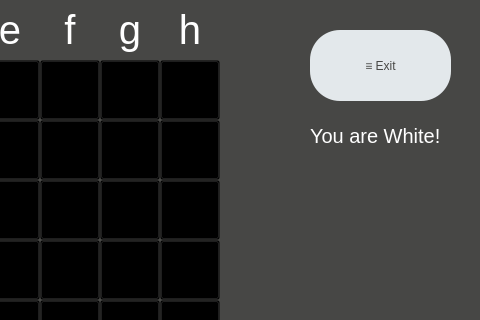
This is window-play-white.ui in artimkaf/school_project as Qt 5 draws it before an edit; both pictures show x 320 to 800 and y 0 to 320 of the 800 by 600 pixel window. The edited form follows.
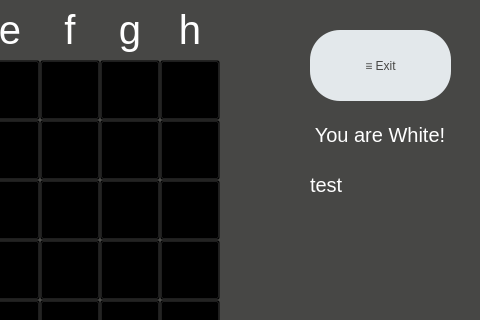
This is the edited form. Icons and pictures are not drawn.

Commit message: add chess moves and a lot of bugs =)

The edit to the form file:
```diff
--- a/window-play-white.ui
+++ b/window-play-white.ui
@@ -351,8 +351,8 @@
      <rect>
       <x>630</x>
       <y>120</y>
-      <width>141</width>
-      <height>31</height>
+      <width>140</width>
+      <height>30</height>
      </rect>
     </property>
     <property name="styleSheet">
@@ -361,7 +361,7 @@
 background-color: transparent</string>
     </property>
     <property name="text">
-     <string>You are White!</string>
+     <string>&lt;html&gt;&lt;head/&gt;&lt;body&gt;&lt;p align=&quot;center&quot;&gt;You are White!&lt;/p&gt;&lt;/body&gt;&lt;/html&gt;</string>
     </property>
    </widget>
    <widget class="QPushButton" name="a5">
@@ -1452,6 +1452,24 @@
      <string/>
     </property>
    </widget>
+   <widget class="QLabel" name="chess_move">
+    <property name="geometry">
+     <rect>
+      <x>630</x>
+      <y>170</y>
+      <width>140</width>
+      <height>30</height>
+     </rect>
+    </property>
+    <property name="styleSheet">
+     <string notr="true">font: 15pt;
+color: rgb(255, 255, 255);
+background-color: transparent</string>
+    </property>
+    <property name="text">
+     <string>test</string>
+    </property>
+   </widget>
    <zorder>background</zorder>
    <zorder>more_button</zorder>
    <zorder>label</zorder>
```
Left out of the diff: 1 changed line with no effect on the pictures. The commit also changes 3 other files.
